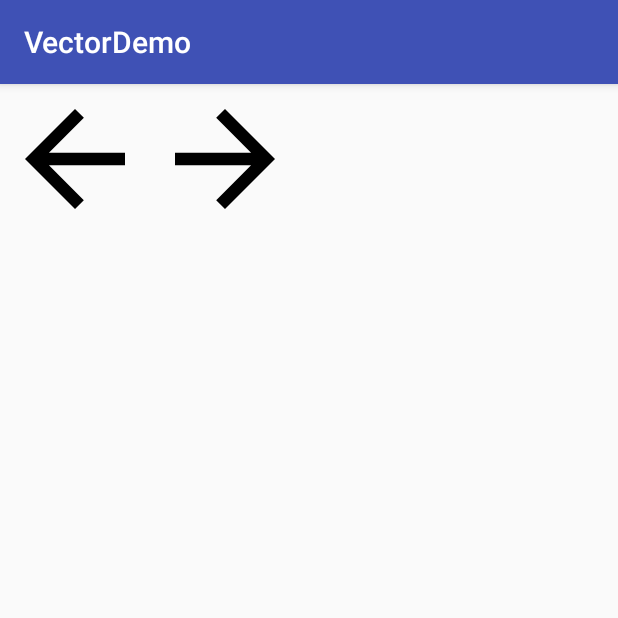
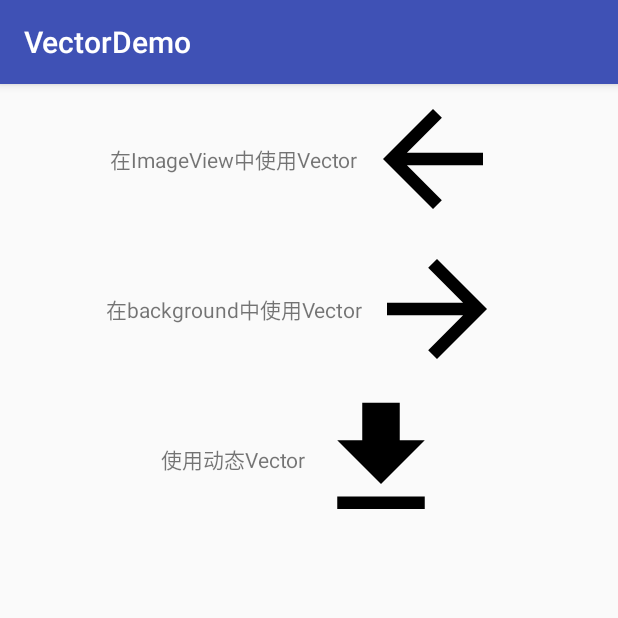
Before and after one commit to loubinfeng2013/VectorDemo, an Android app: the screen it shows after launch (MainActivity), on a phone screen of 412 x 824 dp, the top half of it. Run offline under Robolectric (Android 15) with nearby library versions, the phone set to English and light mode, and no system bars.

Commit message:
动态Vector使用

```diff
--- a/app/src/main/java/com/loubinfeng/www/vectordemo/MainActivity.java
+++ b/app/src/main/java/com/loubinfeng/www/vectordemo/MainActivity.java
@@ -1,8 +1,12 @@
 package com.loubinfeng.www.vectordemo;
 
+import android.graphics.drawable.Animatable;
+import android.graphics.drawable.Drawable;
+import android.os.Bundle;
 import android.support.v7.app.AppCompatActivity;
-import android.os.Bundle;
-import android.support.v7.app.AppCompatDelegate;
+import android.util.Log;
+import android.view.View;
+import android.widget.ImageView;
 
 public class MainActivity extends AppCompatActivity {
 
@@ -11,4 +15,12 @@ public class MainActivity extends AppCompatActivity {
         super.onCreate(savedInstanceState);
         setContentView(R.layout.activity_main);
     }
+
+    public void handleDownloadAnim(View v) {
+        Log.i("info","handleDownloadAnim");
+        ImageView imageView = (ImageView) v;
+        Drawable drawable = imageView.getDrawable();
+        if (drawable instanceof Animatable)
+            ((Animatable)drawable).start();
+    }
 }
--- /dev/null
+++ b/app/src/main/res/animator/arrow_anim.xml
@@ -0,0 +1,12 @@
+<?xml version="1.0" encoding="utf-8"?>
+<objectAnimator xmlns:android="http://schemas.android.com/apk/res/android"
+    android:duration="1000"
+    android:repeatMode="reverse"
+    android:repeatCount="infinite"
+    android:propertyName="translateY"
+    android:valueFrom="0"
+    android:valueTo="2"
+    android:valueType="floatType"
+    >
+
+</objectAnimator>
--- /dev/null
+++ b/app/src/main/res/animator/line_anim.xml
@@ -0,0 +1,11 @@
+<?xml version="1.0" encoding="utf-8"?>
+<objectAnimator xmlns:android="http://schemas.android.com/apk/res/android"
+    android:duration="2000"
+    android:propertyName="fillAlpha"
+    android:repeatMode="reverse"
+    android:repeatCount="0"
+    android:valueFrom="0"
+    android:valueTo="1"
+    android:valueType="floatType">
+
+</objectAnimator>
--- /dev/null
+++ b/app/src/main/res/drawable/download.xml
@@ -0,0 +1,17 @@
+<vector xmlns:android="http://schemas.android.com/apk/res/android"
+    android:width="24dp"
+    android:height="24dp"
+    android:viewportHeight="24.0"
+    android:viewportWidth="24.0">
+
+    <group android:name="arrow">
+        <path
+            android:fillColor="#FF000000"
+            android:pathData="M19,9h-4V3H9v6H5l7,7 7,-7z" />
+    </group>
+
+    <path
+        android:name="line"
+        android:fillColor="#FF000000"
+        android:pathData="M5,18v2h14v-2H5z" />
+</vector>
--- /dev/null
+++ b/app/src/main/res/drawable/download_anim.xml
@@ -0,0 +1,13 @@
+<?xml version="1.0" encoding="utf-8"?>
+<animated-vector xmlns:android="http://schemas.android.com/apk/res/android"
+    android:drawable="@drawable/download">
+
+    <target
+        android:name="arrow"
+        android:animation="@animator/arrow_anim"
+        />
+
+    <target
+        android:animation="@animator/line_anim"
+        android:name="line"/>
+</animated-vector>
--- a/app/src/main/res/layout/activity_main.xml
+++ b/app/src/main/res/layout/activity_main.xml
@@ -1,17 +1,70 @@
 <?xml version="1.0" encoding="utf-8"?>
-<LinearLayout xmlns:android="http://schemas.android.com/apk/res/android"
+<ScrollView xmlns:android="http://schemas.android.com/apk/res/android"
     xmlns:app="http://schemas.android.com/apk/res-auto"
+    android:layout_width="match_parent"
+    android:layout_height="match_parent">
+
+    <LinearLayout
         android:id="@+id/activity_main"
         android:layout_width="match_parent"
-    android:layout_height="match_parent">
+        android:layout_height="wrap_content"
+        android:orientation="vertical">
+
+        <LinearLayout
+            android:layout_width="match_parent"
+            android:layout_height="wrap_content"
+            android:gravity="center"
+            android:orientation="horizontal">
+
+            <TextView
+                android:layout_width="wrap_content"
+                android:layout_height="wrap_content"
+                android:text="在ImageView中使用Vector" />
 
             <ImageView
                 android:layout_width="100dp"
                 android:layout_height="100dp"
                 app:srcCompat="@drawable/left" />
 
+        </LinearLayout>
+
+        <LinearLayout
+            android:layout_width="match_parent"
+            android:layout_height="wrap_content"
+            android:gravity="center"
+            android:orientation="horizontal">
+
+            <TextView
+                android:layout_width="wrap_content"
+                android:layout_height="wrap_content"
+                android:text="在background中使用Vector" />
+
             <Button
                 android:layout_width="100dp"
                 android:layout_height="100dp"
-        android:background="@drawable/vector_select"/>
+                android:background="@drawable/vector_select" />
+
         </LinearLayout>
+
+        <LinearLayout
+            android:layout_width="match_parent"
+            android:layout_height="wrap_content"
+            android:gravity="center"
+            android:orientation="horizontal">
+
+            <TextView
+                android:layout_width="wrap_content"
+                android:layout_height="wrap_content"
+                android:text="使用动态Vector"
+                />
+
+            <ImageView
+                android:layout_width="100dp"
+                android:layout_height="100dp"
+                app:srcCompat="@drawable/download_anim"
+                android:onClick="handleDownloadAnim"
+                android:clickable="true"/>
+
+        </LinearLayout>
+    </LinearLayout>
+</ScrollView>
```
Also changed, not shown: 1 other file. Lines whose indentation alone changed are shown as unchanged.
